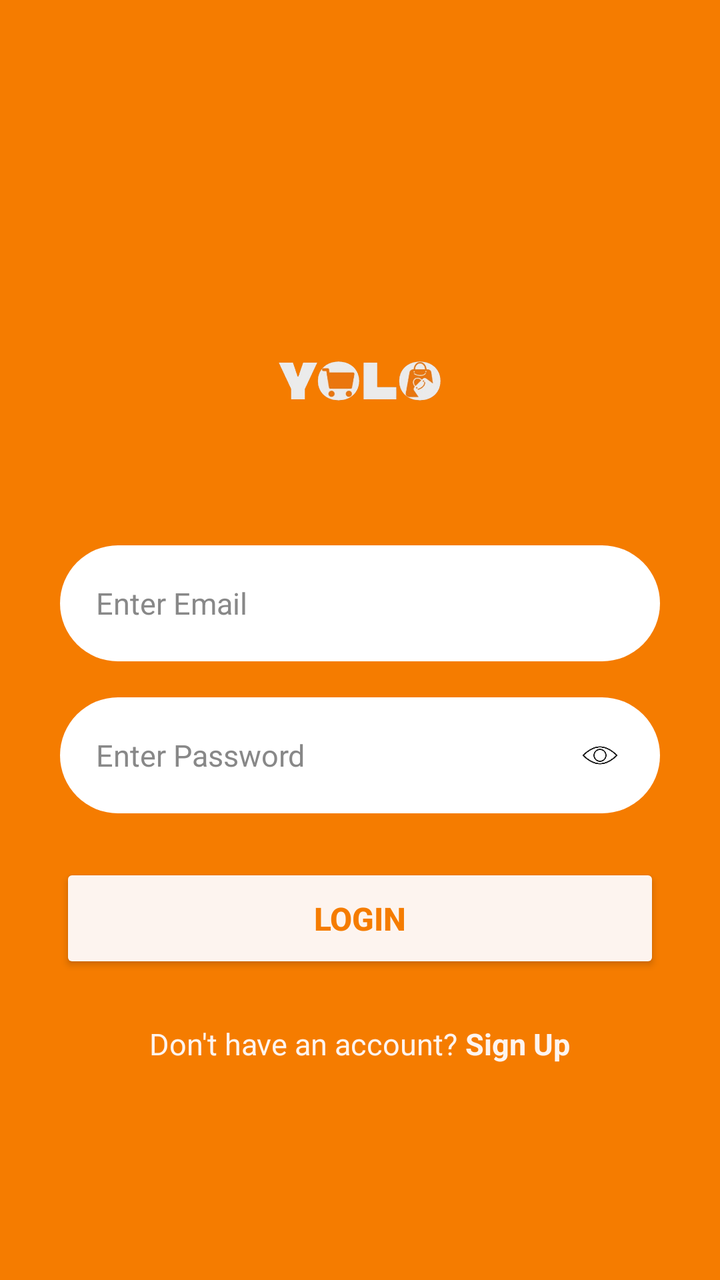
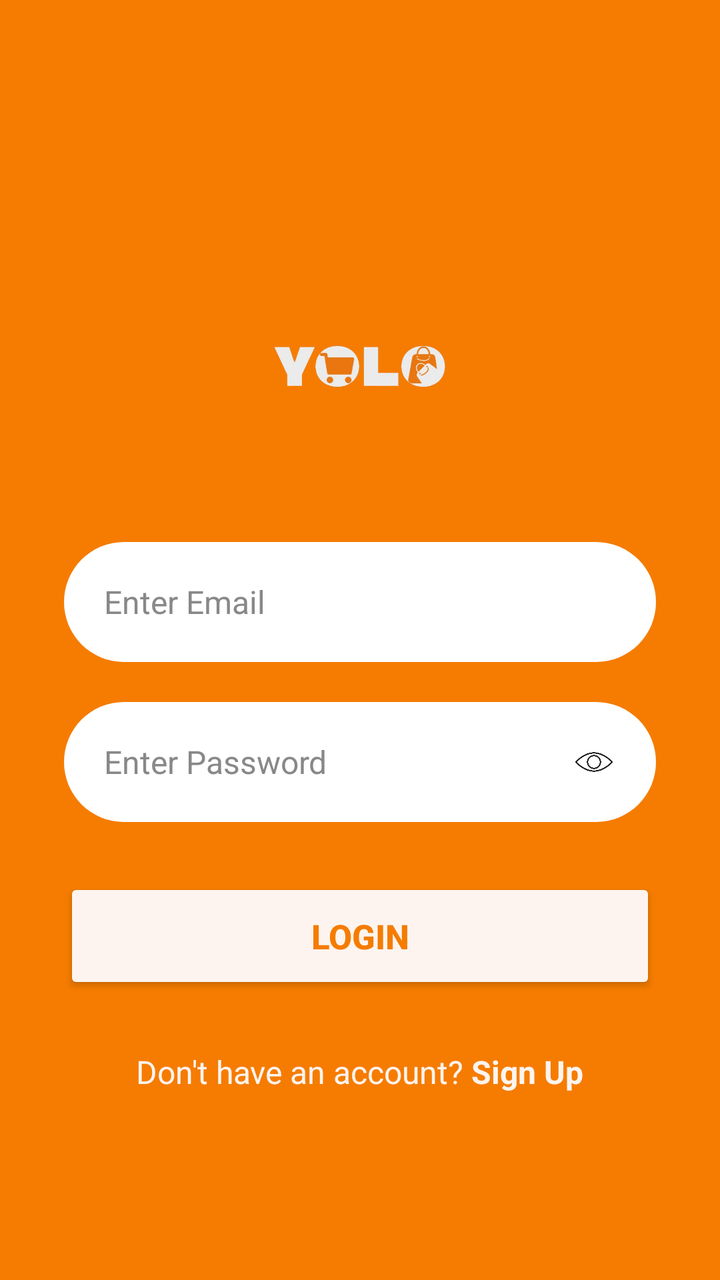

An Android layout rendered at two revisions. The XML below is the earlier revision; the diff shows what the commit changed to produce the second picture.
<!-- AndroidManifest.xml: application theme Theme.YOLO -->
<!-- res/layout/activity_login.xml -->
<?xml version="1.0" encoding="utf-8"?>
<LinearLayout
    xmlns:android="http://schemas.android.com/apk/res/android"
    android:layout_width="match_parent"
    android:layout_height="match_parent"
    android:orientation="vertical"
    android:gravity="center"
    android:padding="30dp"
    android:background="#F57C00">

    

    <View
        android:layout_width="wrap_content"
        android:layout_height="40dp"/>

    
    <ImageView
        android:layout_width="200dp"
        android:layout_height="90dp"
        android:src="@drawable/yolo_logo"
        android:scaleType="fitCenter"
        android:layout_marginBottom="35dp"/>

    

    <EditText
        android:id="@+id/edtEmail"
        android:layout_width="match_parent"
        android:layout_height="58dp"
        android:hint="Enter Email"
        android:textColor="#000000"
        android:textColorHint="#888888"
        android:textSize="15sp"
        android:paddingStart="18dp"
        android:paddingEnd="18dp"
        android:background="@drawable/rounded_edittext"
        android:layout_marginBottom="18dp"/>

    

    <RelativeLayout
        android:layout_width="match_parent"
        android:layout_height="58dp"
        android:layout_marginBottom="25dp">

        <EditText
            android:id="@+id/edtPassword"
            android:layout_width="match_parent"
            android:layout_height="match_parent"
            android:hint="Enter Password"
            android:inputType="textPassword"
            android:textColor="#000000"
            android:textColorHint="#888888"
            android:textSize="15sp"
            android:paddingStart="18dp"
            android:paddingEnd="60dp"
            android:background="@drawable/rounded_edittext"/>

        <ImageView
            android:id="@+id/imgEye"
            android:layout_width="24dp"
            android:layout_height="24dp"
            android:src="@drawable/ic_eye"
            android:layout_alignParentEnd="true"
            android:layout_centerVertical="true"
            android:layout_marginEnd="18dp"/>

    </RelativeLayout>
    

    <Button
        android:id="@+id/btnLogin"
        android:layout_width="match_parent"
        android:layout_height="55dp"
        android:text="LOGIN"
        android:textStyle="bold"
        android:textSize="16sp"
        android:textColor="#F57C00"
        android:backgroundTint="#FDF4EF"/>

    

    <LinearLayout
        android:layout_width="wrap_content"
        android:layout_height="wrap_content"
        android:orientation="horizontal"
        android:layout_marginTop="25dp">

        <TextView
            android:layout_width="wrap_content"
            android:layout_height="wrap_content"
            android:text="Don't have an account?"
            android:textColor="#FDF4EF"
            android:textSize="15sp"/>

        <TextView
            android:id="@+id/txtSignup"
            android:layout_width="wrap_content"
            android:layout_height="wrap_content"
            android:text=" Sign Up"
            android:textStyle="bold"
            android:textColor="#FDF4EF"
            android:textSize="15sp"
            android:clickable="true"
            android:focusable="true"/>

    </LinearLayout>

</LinearLayout>
<!-- resources referenced by this layout -->
<resources>
  <!-- drawable ic_eye: png bitmap (drawable, 21745 bytes) -->
  <!-- drawable rounded_edittext (drawable) -->
  <?xml version="1.0" encoding="utf-8"?>
  <shape xmlns:android="http://schemas.android.com/apk/res/android">
  
      <solid android:color="#FFFFFF"/>
  
      <corners android:radius="30dp"/>
  
  </shape>
  <!-- drawable yolo_logo: png bitmap (drawable, 63265 bytes) -->
  <style name="Theme.YOLO" parent="Base.Theme.YOLO" />
  <style name="Base.Theme.YOLO" parent="Theme.Material3.DayNight.NoActionBar">
          
          
      </style>
</resources>

<!-- the commit's change to res/layout/activity_login.xml (unified diff, before → after) -->
@@ -5,44 +5,45 @@
     android:layout_height="match_parent"
     android:orientation="vertical"
     android:gravity="center"
-    android:padding="30dp"
+    android:padding="32dp"
     android:background="#F57C00">
 
     
 
     <View
         android:layout_width="wrap_content"
-        android:layout_height="40dp"/>
+        android:layout_height="45dp"/>
 
     
+
     <ImageView
-        android:layout_width="200dp"
-        android:layout_height="90dp"
+        android:layout_width="210dp"
+        android:layout_height="95dp"
         android:src="@drawable/yolo_logo"
         android:scaleType="fitCenter"
-        android:layout_marginBottom="35dp"/>
+        android:layout_marginBottom="38dp"/>
 
     
 
     <EditText
         android:id="@+id/edtEmail"
         android:layout_width="match_parent"
-        android:layout_height="58dp"
+        android:layout_height="60dp"
         android:hint="Enter Email"
         android:textColor="#000000"
         android:textColorHint="#888888"
-        android:textSize="15sp"
-        android:paddingStart="18dp"
-        android:paddingEnd="18dp"
+        android:textSize="16sp"
+        android:paddingStart="20dp"
+        android:paddingEnd="20dp"
         android:background="@drawable/rounded_edittext"
-        android:layout_marginBottom="18dp"/>
+        android:layout_marginBottom="20dp"/>
 
     
 
     <RelativeLayout
         android:layout_width="match_parent"
-        android:layout_height="58dp"
-        android:layout_marginBottom="25dp">
+        android:layout_height="60dp"
+        android:layout_marginBottom="28dp">
 
         <EditText
             android:id="@+id/edtPassword"
@@ -52,30 +53,31 @@
             android:inputType="textPassword"
             android:textColor="#000000"
             android:textColorHint="#888888"
-            android:textSize="15sp"
-            android:paddingStart="18dp"
+            android:textSize="16sp"
+            android:paddingStart="20dp"
             android:paddingEnd="60dp"
             android:background="@drawable/rounded_edittext"/>
 
         <ImageView
             android:id="@+id/imgEye"
-            android:layout_width="24dp"
-            android:layout_height="24dp"
+            android:layout_width="26dp"
+            android:layout_height="26dp"
             android:src="@drawable/ic_eye"
             android:layout_alignParentEnd="true"
             android:layout_centerVertical="true"
             android:layout_marginEnd="18dp"/>
 
     </RelativeLayout>
+
     
 
     <Button
         android:id="@+id/btnLogin"
         android:layout_width="match_parent"
-        android:layout_height="55dp"
+        android:layout_height="58dp"
         android:text="LOGIN"
         android:textStyle="bold"
-        android:textSize="16sp"
+        android:textSize="17sp"
         android:textColor="#F57C00"
         android:backgroundTint="#FDF4EF"/>
 
@@ -85,14 +87,14 @@
         android:layout_width="wrap_content"
         android:layout_height="wrap_content"
         android:orientation="horizontal"
-        android:layout_marginTop="25dp">
+        android:layout_marginTop="28dp">
 
         <TextView
             android:layout_width="wrap_content"
             android:layout_height="wrap_content"
             android:text="Don't have an account?"
             android:textColor="#FDF4EF"
-            android:textSize="15sp"/>
+            android:textSize="16sp"/>
 
         <TextView
             android:id="@+id/txtSignup"
@@ -101,7 +103,7 @@
             android:text=" Sign Up"
             android:textStyle="bold"
             android:textColor="#FDF4EF"
-            android:textSize="15sp"
+            android:textSize="16sp"
             android:clickable="true"
             android:focusable="true"/>
 
